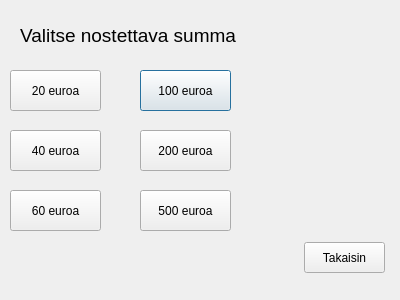
Before: the Qt Designer form bankautomat/nostarahaa.ui in banksimul2022/group10, drawn with Qt 5.
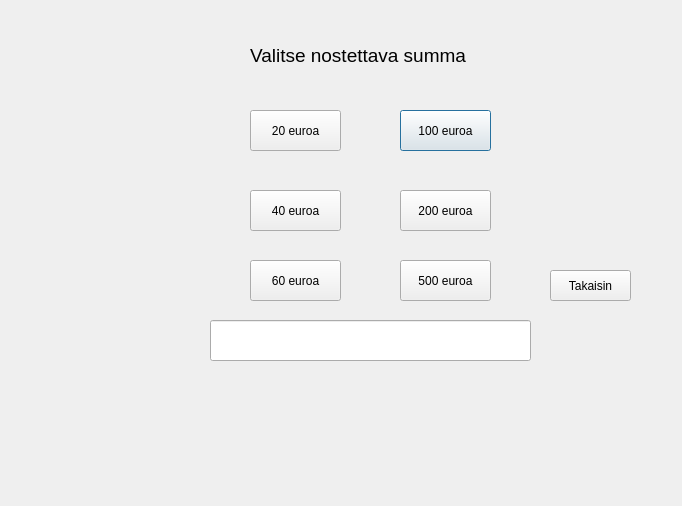
After: the same form once the commit is applied.

The edit to the form file:
```diff
--- a/bankautomat/nostarahaa.ui
+++ b/bankautomat/nostarahaa.ui
@@ -6,8 +6,8 @@
    <rect>
     <x>0</x>
     <y>0</y>
-    <width>400</width>
-    <height>300</height>
+    <width>682</width>
+    <height>506</height>
    </rect>
   </property>
   <property name="windowTitle">
@@ -16,8 +16,8 @@
   <widget class="QLabel" name="label_11">
    <property name="geometry">
     <rect>
-     <x>20</x>
-     <y>10</y>
+     <x>250</x>
+     <y>30</y>
      <width>221</width>
      <height>51</height>
     </rect>
@@ -34,8 +34,8 @@
   <widget class="QPushButton" name="btn100Eur">
    <property name="geometry">
     <rect>
-     <x>140</x>
-     <y>70</y>
+     <x>400</x>
+     <y>110</y>
      <width>91</width>
      <height>41</height>
     </rect>
@@ -47,8 +47,8 @@
   <widget class="QPushButton" name="btn200Eur">
    <property name="geometry">
     <rect>
-     <x>140</x>
-     <y>130</y>
+     <x>400</x>
+     <y>190</y>
      <width>91</width>
      <height>41</height>
     </rect>
@@ -60,8 +60,8 @@
   <widget class="QPushButton" name="btn500Eur">
    <property name="geometry">
     <rect>
-     <x>140</x>
-     <y>190</y>
+     <x>400</x>
+     <y>260</y>
      <width>91</width>
      <height>41</height>
     </rect>
@@ -73,8 +73,8 @@
   <widget class="QPushButton" name="btn20Eur">
    <property name="geometry">
     <rect>
-     <x>10</x>
-     <y>70</y>
+     <x>250</x>
+     <y>110</y>
      <width>91</width>
      <height>41</height>
     </rect>
@@ -86,8 +86,8 @@
   <widget class="QPushButton" name="btn40Eur">
    <property name="geometry">
     <rect>
-     <x>10</x>
-     <y>130</y>
+     <x>250</x>
+     <y>190</y>
      <width>91</width>
      <height>41</height>
     </rect>
@@ -99,8 +99,8 @@
   <widget class="QPushButton" name="btn60Eur">
    <property name="geometry">
     <rect>
-     <x>10</x>
-     <y>190</y>
+     <x>250</x>
+     <y>260</y>
      <width>91</width>
      <height>41</height>
     </rect>
@@ -112,8 +112,8 @@
   <widget class="QPushButton" name="palaaNostarahaa">
    <property name="geometry">
     <rect>
-     <x>304</x>
-     <y>242</y>
+     <x>550</x>
+     <y>270</y>
      <width>81</width>
      <height>31</height>
     </rect>
@@ -135,6 +135,16 @@
     <string/>
    </property>
   </widget>
+  <widget class="QLineEdit" name="lineEdit">
+   <property name="geometry">
+    <rect>
+     <x>210</x>
+     <y>320</y>
+     <width>321</width>
+     <height>41</height>
+    </rect>
+   </property>
+  </widget>
  </widget>
  <resources/>
  <connections/>
```
